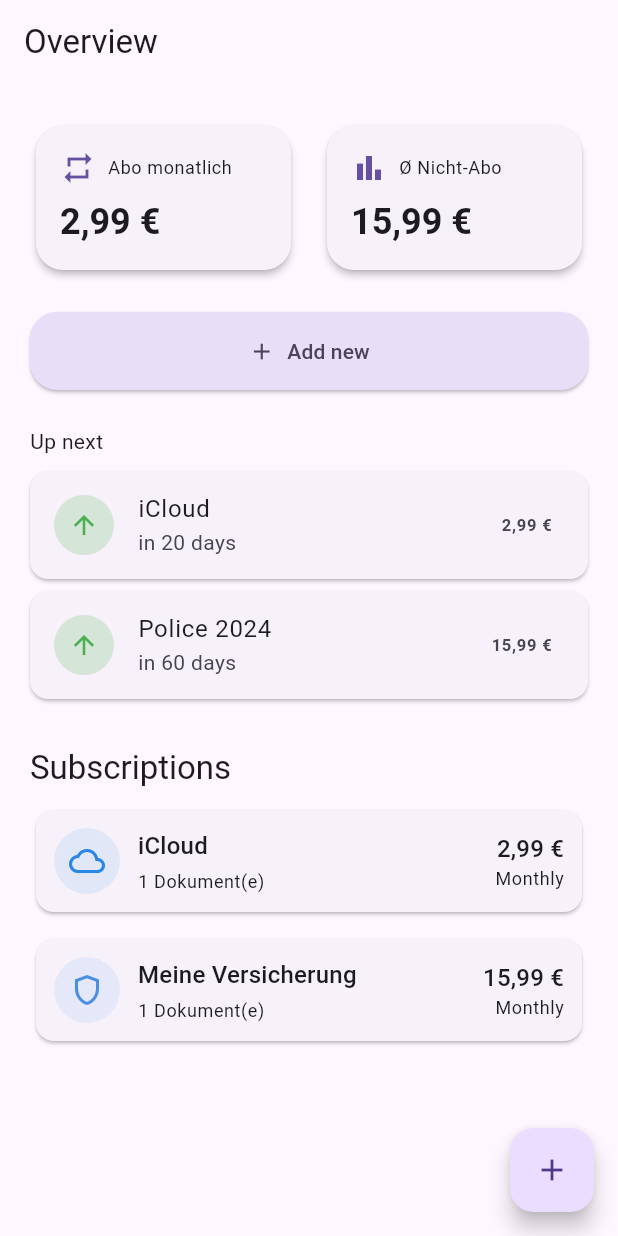
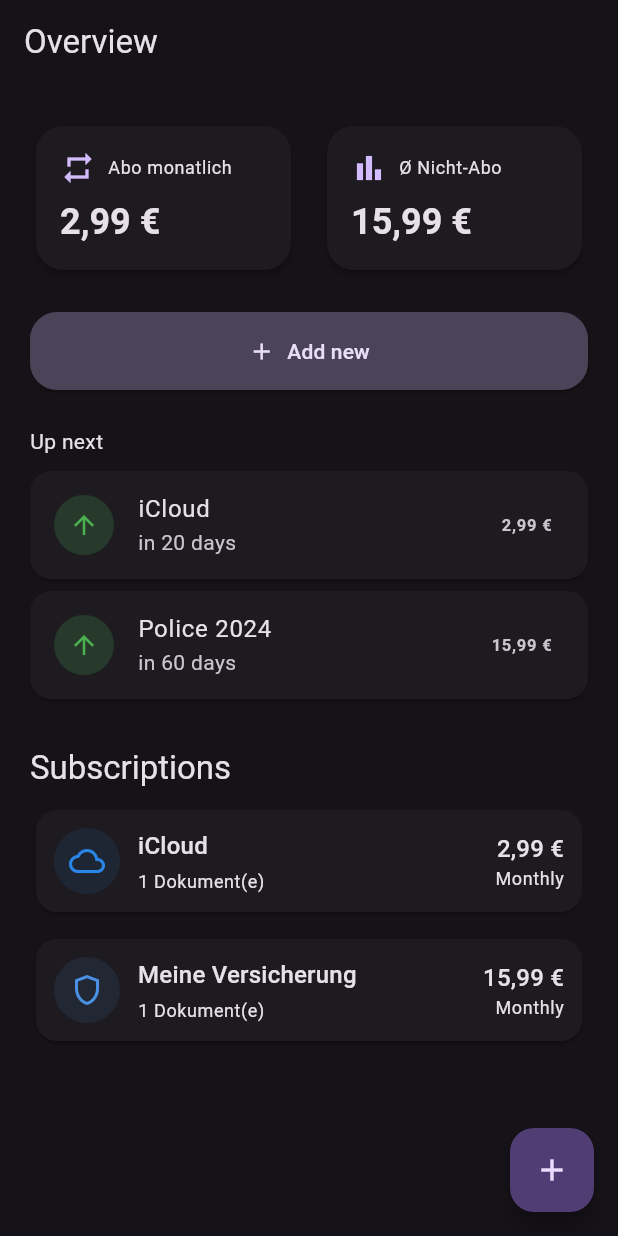
Before and after one commit to PhoenixFlyy/DigiHub, a Flutter app: the screen it shows after launch, on a phone screen of 412 x 824 dp. Run offline on Flutter 3.47's test engine with Material 3 defaults, Android fonts, the phone set to English and light mode, and no system bars; our stand-ins replace flutter_colorpicker, shared_preferences.

Commit message:
ios configuration note + dark mode

```diff
--- a/lib/main.dart
+++ b/lib/main.dart
@@ -20,8 +20,9 @@ class MyApp extends StatelessWidget {
       child: MaterialApp(
         debugShowCheckedModeBanner: false,
         title: appTitle,
+        themeMode: ThemeMode.dark,
         darkTheme: ThemeData(
-          colorScheme: ColorScheme.fromSeed(seedColor: Colors.deepPurple),
+          colorScheme: ColorScheme.fromSeed(seedColor: Colors.deepPurple, brightness: Brightness.dark),
           useMaterial3: true,
           // Custom card theme to match the SwiftUI look
           cardTheme: CardThemeData(elevation: 1, shape: RoundedRectangleBorder(borderRadius: BorderRadius.circular(14))),
```
Also changed, not shown: pubspec.yaml (+2 -34 lines).
